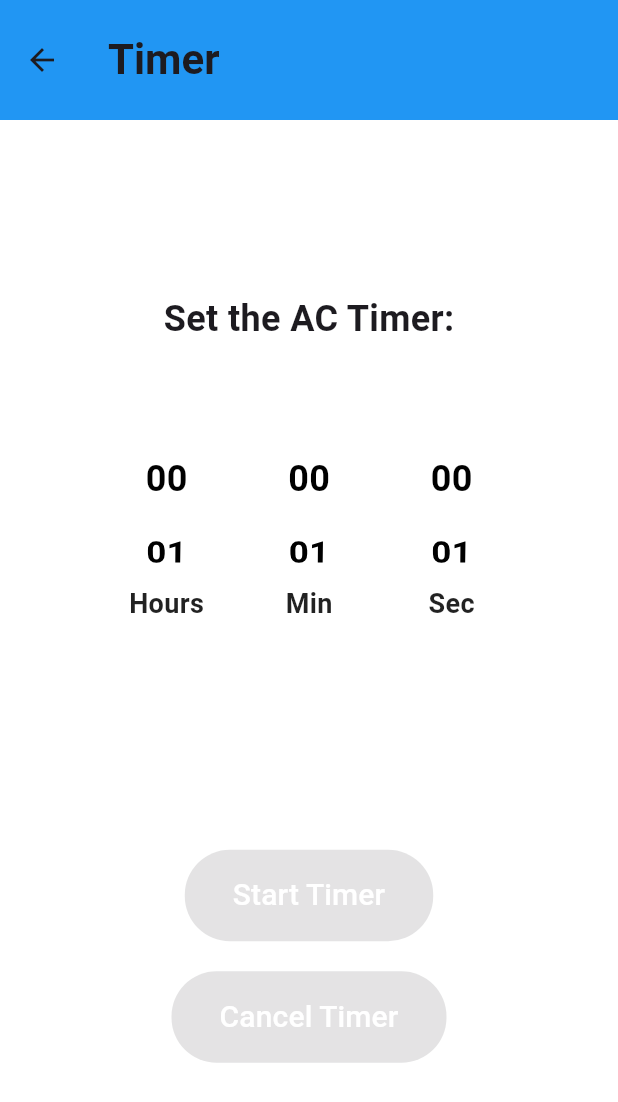
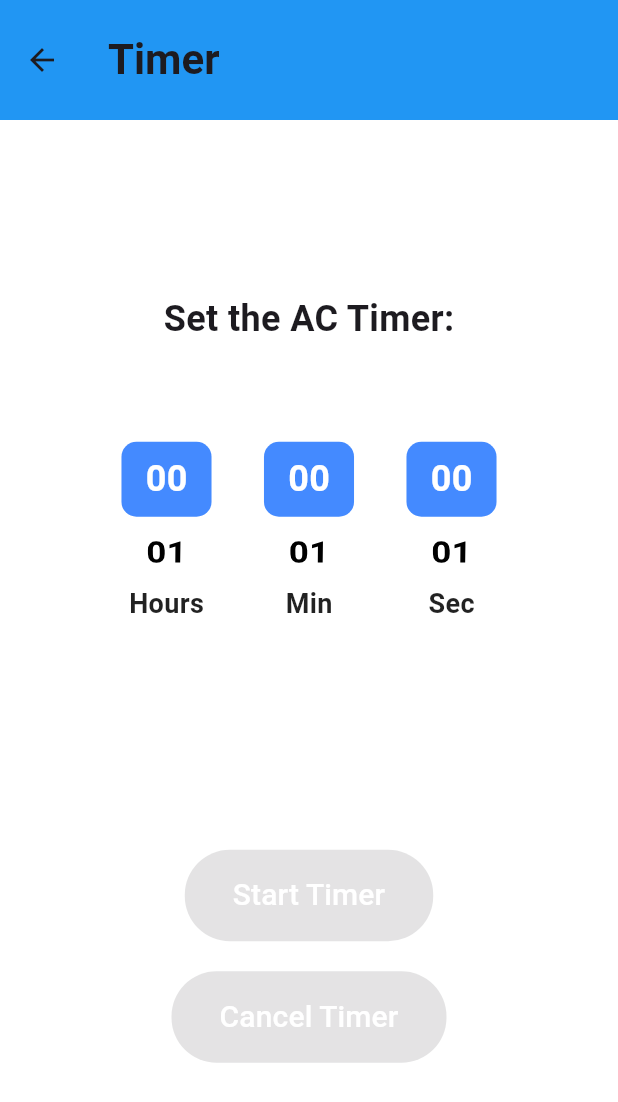
Before and after one commit to DavidNis/IOT_Project, a Flutter app: the TimerScreen screen opened directly with empty values, on a phone screen of 412 x 824 dp. Shown: the top 1102 px of the screen. Run offline on Flutter 3.47's test engine with Material 3 defaults, Android fonts, the phone set to English and light mode, and no system bars; our stand-ins replace firebase_auth, firebase_core, firebase_database, fl_chart, geolocator; accounts and stored records are empty.

```diff
--- a/App/lib/Screens/timer_screen.dart
+++ b/App/lib/Screens/timer_screen.dart
@@ -173,16 +173,26 @@ class _TimerScreenState extends State<TimerScreen> {
                 enabled ? FixedExtentScrollPhysics() : NeverScrollableScrollPhysics(),
             onSelectedItemChanged: enabled ? onSelectedItemChanged : null,
             childDelegate: ListWheelChildBuilderDelegate(
-              builder: (context, index) => Center(
+              builder: (context, index) {
+                bool isSelected = index == selectedValue;
+                return Center(
+                  child: Container(
+                    decoration: BoxDecoration(
+                      color: isSelected ? Colors.blueAccent : Colors.transparent,
+                      borderRadius: BorderRadius.circular(10),
+                    ),
+                    padding: EdgeInsets.symmetric(vertical: 8, horizontal: 16),
                     child: Text(
                       index.toString().padLeft(2, '0'),
                       style: TextStyle(
                         fontSize: 24,
                         fontWeight: FontWeight.bold,
-                    color: enabled ? Colors.black : Colors.grey,
+                        color: isSelected ? Colors.white : Colors.black,
                       ),
                     ),
                   ),
+                );
+              },
               childCount: itemCount,
             ),
           ),
```
Also changed, not shown: App/lib/Screens/login_screen.dart (+51 -2 lines), App/lib/Screens/setting_screen.dart (line endings or trailing spaces), App/lib/Screens/smart_ac_control.dart (line endings or trailing spaces). Lines whose indentation alone changed are shown as unchanged.
